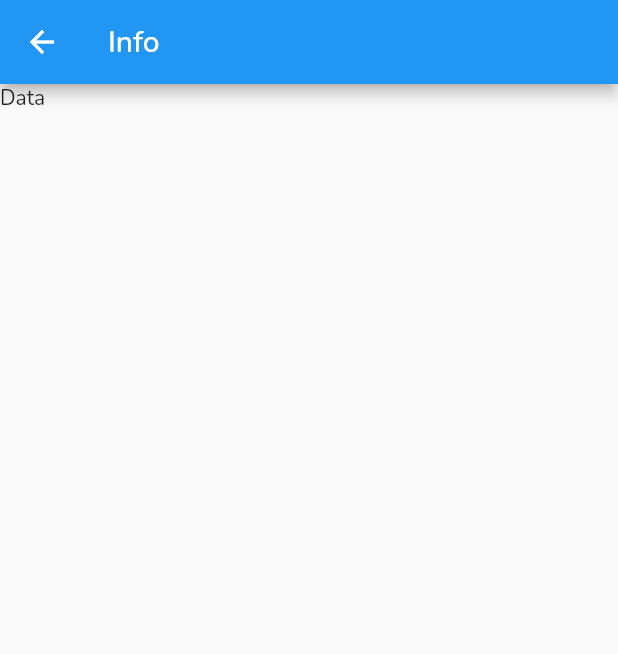
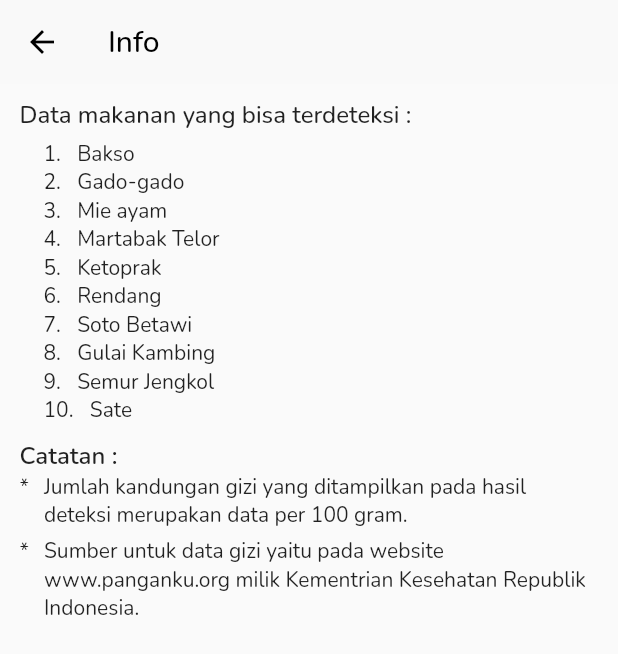
Before and after one commit to ali-susanto/kalori, a Flutter app: the DetectionInfoScreen screen opened by its route, on a phone screen of 412 x 824 dp. Shown: the top 654 px of the screen. Run offline on Flutter 3.47's test engine with Material 2 defaults, Android fonts, the phone set to English and light mode, and no system bars; our stand-ins replace animated_bottom_navigation_bar, avatar_glow, camera, cloud_firestore, dio, firebase_auth and 12 more; missing offline and left inert: tflite; accounts and stored records are empty.

Commit message:
add: info & disclaimer in detection info screen

```diff
--- a/lib/screen/detection_info_screen.dart
+++ b/lib/screen/detection_info_screen.dart
@@ -1,4 +1,5 @@
 import 'package:flutter/material.dart';
+import 'package:kalori/constants.dart';
 
 class DetectionInfoScreen extends StatelessWidget {
   const DetectionInfoScreen({Key? key}) : super(key: key);
@@ -7,10 +8,77 @@ class DetectionInfoScreen extends StatelessWidget {
   Widget build(BuildContext context) {
     return Scaffold(
       appBar: AppBar(
-        title: const Text('Info'),
+        title: const Text(
+          'Info',
+          style: TextStyle(color: Colors.black),
+        ),
+        backgroundColor: Colors.grey.withOpacity(0.01),
+        elevation: 0,
+        iconTheme: const IconThemeData(color: Colors.black),
       ),
-      body: Column(
-        children: const [Text('Data')],
+      body: Padding(
+        padding: const EdgeInsets.symmetric(vertical: 10, horizontal: 13),
+        child: Column(
+          crossAxisAlignment: CrossAxisAlignment.start,
+          children: [
+            const Text(
+              'Data makanan yang bisa terdeteksi : ',
+              style: TextStyle(fontSize: 16, fontWeight: FontWeight.w500),
+            ),
+            const SizedBox(
+              height: 5,
+            ),
+            ...List.generate(DataObject().valueObject.length, (index) {
+              return Padding(
+                padding: const EdgeInsets.only(left: 16),
+                child: Text('${index + 1}.   ' +
+                    DataObject().valueObject[index]['nama']),
+              );
+            }),
+            const SizedBox(
+              height: 10,
+            ),
+            const Text(
+              'Catatan :',
+              style: TextStyle(fontSize: 16, fontWeight: FontWeight.w600),
+            ),
+            Row(
+              mainAxisAlignment: MainAxisAlignment.start,
+              crossAxisAlignment: CrossAxisAlignment.start,
+              children: const [
+                Text('*'),
+                SizedBox(
+                  width: 10,
+                ),
+                Flexible(
+                  child: Text(
+                    'Jumlah kandungan gizi yang ditampilkan pada hasil deteksi merupakan data per 100 gram.',
+                    textAlign: TextAlign.start,
+                  ),
+                ),
+              ],
+            ),
+            const SizedBox(
+              height: 5,
+            ),
+            Row(
+              mainAxisAlignment: MainAxisAlignment.start,
+              crossAxisAlignment: CrossAxisAlignment.start,
+              children: const [
+                Text('*'),
+                SizedBox(
+                  width: 10,
+                ),
+                Flexible(
+                  child: Text(
+                    'Sumber untuk data gizi yaitu pada website www.panganku.org milik Kementrian Kesehatan Republik Indonesia.',
+                    textAlign: TextAlign.start,
+                  ),
+                ),
+              ],
+            ),
+          ],
+        ),
       ),
     );
   }
```
